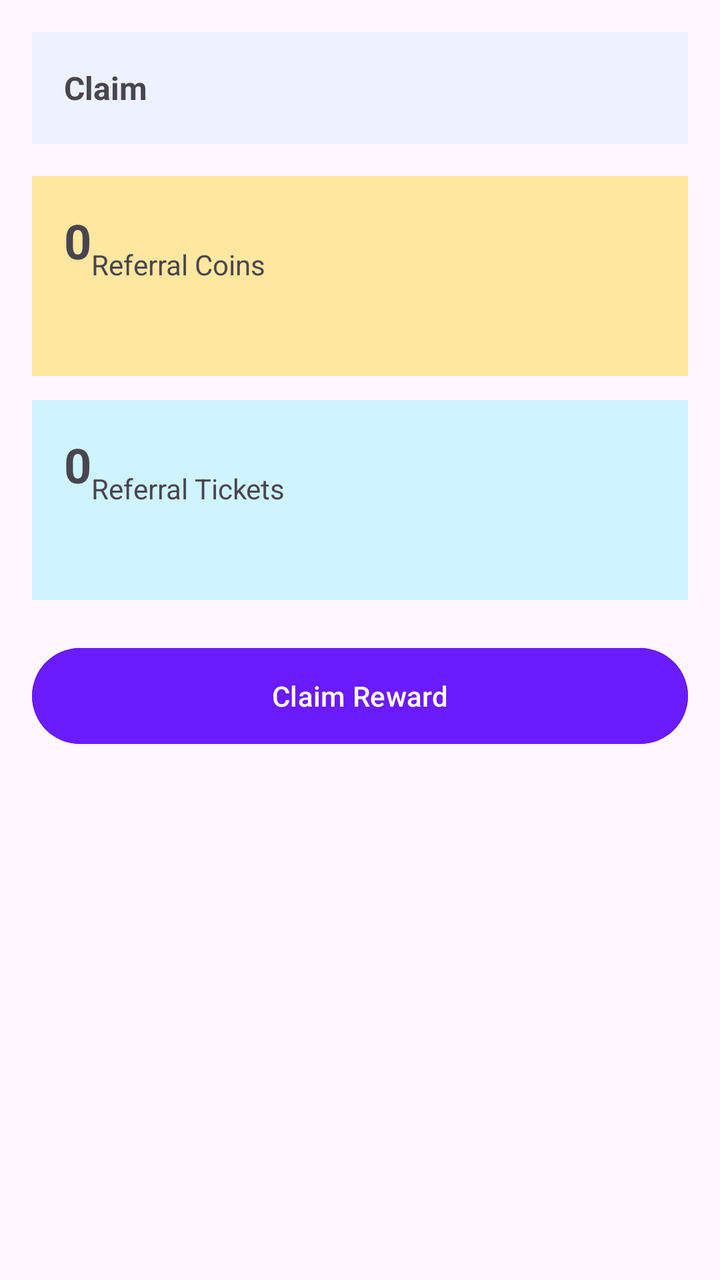
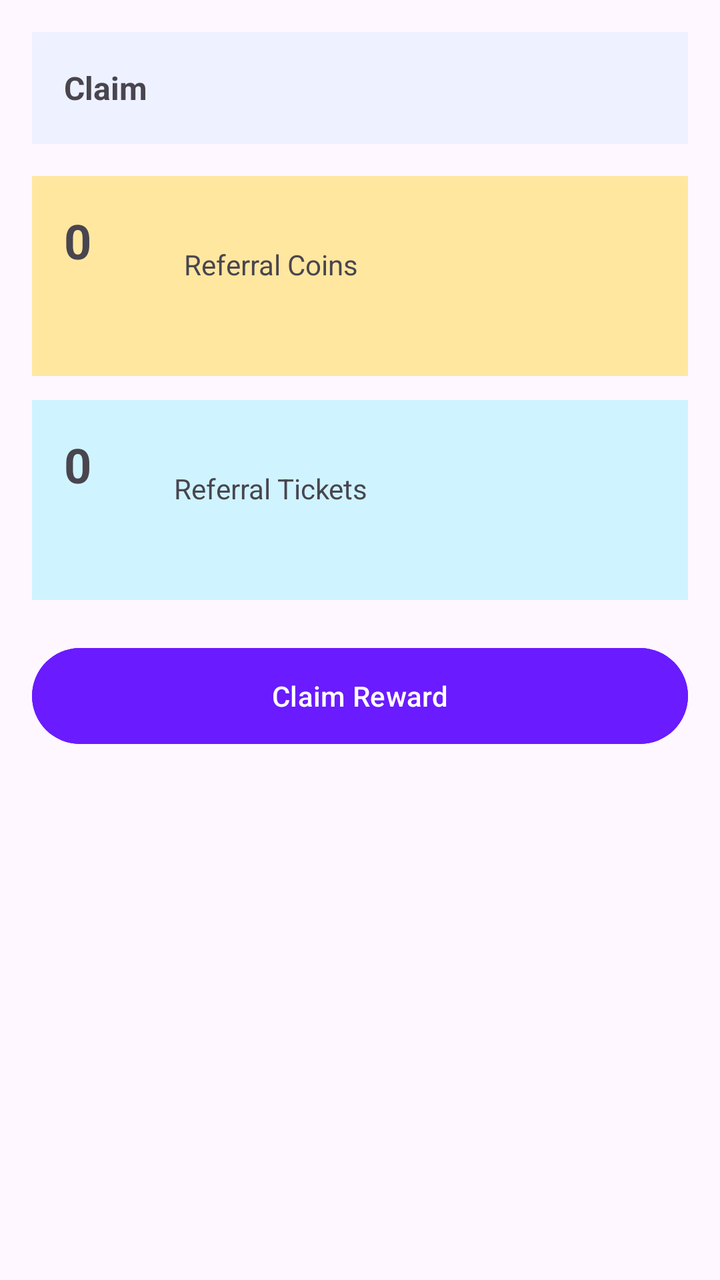

Before-and-after screenshots of an Android layout around one commit, followed by the original layout XML and the change that was made.
<!-- AndroidManifest.xml: application theme Theme.RGamer -->
<!-- res/layout/activity_layout_my_earnings.xml -->
<?xml version="1.0" encoding="utf-8"?>
<LinearLayout xmlns:android="http://schemas.android.com/apk/res/android"
    android:layout_width="match_parent"
    android:layout_height="match_parent"
    android:orientation="vertical"
    android:padding="16dp">

    <LinearLayout
        android:layout_width="match_parent"
        android:layout_height="56dp"
        android:background="#EEF1FF"
        android:gravity="center_vertical"
        android:padding="16dp">

        <TextView
            android:layout_width="wrap_content"
            android:layout_height="wrap_content"
            android:text="Claim"
            android:textStyle="bold"
            android:textSize="16sp" />
    </LinearLayout>

    
    <LinearLayout
        android:layout_width="match_parent"
        android:layout_height="100dp"
        android:layout_marginTop="16dp"
        android:background="#FFE7A0"
        android:padding="16dp">

        <TextView
            android:layout_width="wrap_content"
            android:layout_height="wrap_content"
            android:id="@+id/txtCoins"
            android:text="0"
            android:textSize="24sp"
            android:textStyle="bold" />

        <TextView
            android:layout_width="wrap_content"
            android:layout_height="wrap_content"
            android:text="Referral Coins"
            android:layout_marginTop="8dp" />
    </LinearLayout>

    
    <LinearLayout
        android:layout_width="match_parent"
        android:layout_height="100dp"
        android:layout_marginTop="12dp"
        android:background="#CFF4FF"
        android:padding="16dp">

        <TextView
            android:layout_width="wrap_content"
            android:layout_height="wrap_content"
            android:id="@+id/txtTickets"
            android:text="0"
            android:textSize="24sp"
            android:textStyle="bold" />

        <TextView
            android:layout_width="wrap_content"
            android:layout_height="wrap_content"
            android:text="Referral Tickets"
            android:layout_marginTop="8dp" />
    </LinearLayout>

    <Button
        android:id="@+id/btnClaim"
        android:layout_width="match_parent"
        android:layout_height="56dp"
        android:text="Claim Reward"
        android:textColor="#FFFFFF"
        android:backgroundTint="#6A1BFF"
        android:layout_marginTop="20dp" />

</LinearLayout>
<!-- resources referenced by this layout -->
<resources>
  <style name="Theme.RGamer" parent="Base.Theme.RGamer" />
  <style name="Base.Theme.RGamer" parent="Theme.Material3.DayNight.NoActionBar">
          
          
      </style>
</resources>

<!-- the commit's change to res/layout/activity_layout_my_earnings.xml (unified diff, before → after) -->
@@ -13,11 +13,11 @@
         android:padding="16dp">
 
         <TextView
-            android:layout_width="wrap_content"
+            android:layout_width="71dp"
             android:layout_height="wrap_content"
             android:text="Claim"
-            android:textStyle="bold"
-            android:textSize="16sp" />
+            android:textSize="16sp"
+            android:textStyle="bold" />
     </LinearLayout>
 
     
@@ -29,18 +29,18 @@
         android:padding="16dp">
 
         <TextView
-            android:layout_width="wrap_content"
-            android:layout_height="wrap_content"
             android:id="@+id/txtCoins"
+            android:layout_width="60dp"
+            android:layout_height="58dp"
             android:text="0"
             android:textSize="24sp"
             android:textStyle="bold" />
 
         <TextView
-            android:layout_width="wrap_content"
-            android:layout_height="wrap_content"
-            android:text="Referral Coins"
-            android:layout_marginTop="8dp" />
+            android:layout_width="163dp"
+            android:layout_height="35dp"
+            android:layout_marginTop="8dp"
+            android:text="Referral Coins" />
     </LinearLayout>
 
     
@@ -52,18 +52,18 @@
         android:padding="16dp">
 
         <TextView
-            android:layout_width="wrap_content"
-            android:layout_height="wrap_content"
             android:id="@+id/txtTickets"
+            android:layout_width="55dp"
+            android:layout_height="81dp"
             android:text="0"
             android:textSize="24sp"
             android:textStyle="bold" />
 
         <TextView
-            android:layout_width="wrap_content"
-            android:layout_height="wrap_content"
-            android:text="Referral Tickets"
-            android:layout_marginTop="8dp" />
+            android:layout_width="188dp"
+            android:layout_height="57dp"
+            android:layout_marginTop="8dp"
+            android:text="Referral Tickets" />
     </LinearLayout>
 
     <Button
